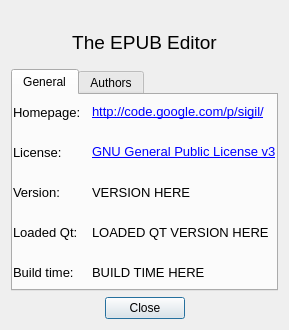
The window that src/Sigil/Form_Files/About.ui (Sigil-Ebook/Sigil) describes before a commit, drawn with Qt 5.
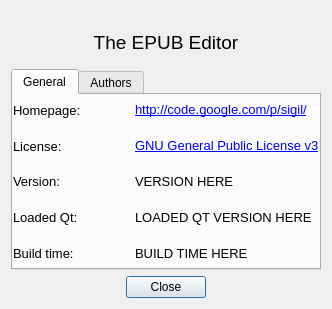
The same window after the commit. Icons and pictures are not drawn.

Commit message: Allow Help->About window to be resized.

```diff
--- a/src/Sigil/Form_Files/About.ui
+++ b/src/Sigil/Form_Files/About.ui
@@ -14,9 +14,6 @@
    <string>About</string>
   </property>
   <layout class="QVBoxLayout" name="verticalLayout">
-   <property name="sizeConstraint">
-    <enum>QLayout::SetFixedSize</enum>
-   </property>
    <item>
     <widget class="QLabel" name="logo">
      <property name="sizePolicy">
```
